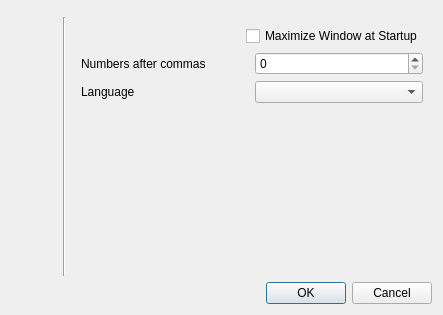
This is res/ui/preferences.ui in duniter/sakia as Qt 5 draws it before an edit. The edited form follows.
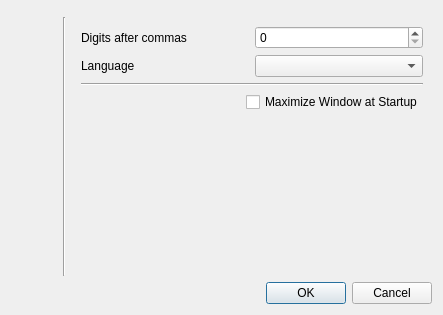
This is the edited form. The open tabs and pages were chosen to show the change. Icons and pictures are not drawn.

Commit message: Handling new preferences

Patch:
```diff
--- a/res/ui/preferences.ui
+++ b/res/ui/preferences.ui
@@ -176,36 +176,12 @@
        </widget>
        <widget class="QWidget" name="page_2">
         <layout class="QVBoxLayout" name="verticalLayout_2">
-         <item>
-          <layout class="QHBoxLayout" name="horizontalLayout_5">
-           <item>
-            <spacer name="horizontalSpacer_2">
-             <property name="orientation">
-              <enum>Qt::Horizontal</enum>
-             </property>
-             <property name="sizeHint" stdset="0">
-              <size>
-               <width>40</width>
-               <height>20</height>
-              </size>
-             </property>
-            </spacer>
-           </item>
-           <item>
-            <widget class="QCheckBox" name="checkBox_2">
-             <property name="text">
-              <string>Maximize Window at Startup</string>
-             </property>
-            </widget>
-           </item>
-          </layout>
-         </item>
          <item>
           <layout class="QHBoxLayout" name="horizontalLayout_6">
            <item>
             <widget class="QLabel" name="label_4">
              <property name="text">
-              <string>Numbers after commas </string>
+              <string>Digits after commas </string>
              </property>
             </widget>
            </item>
@@ -228,6 +204,37 @@
            </item>
           </layout>
          </item>
+         <item>
+          <widget class="Line" name="line_3">
+           <property name="orientation">
+            <enum>Qt::Horizontal</enum>
+           </property>
+          </widget>
+         </item>
+         <item>
+          <layout class="QHBoxLayout" name="horizontalLayout_5">
+           <item>
+            <spacer name="horizontalSpacer_2">
+             <property name="orientation">
+              <enum>Qt::Horizontal</enum>
+             </property>
+             <property name="sizeHint" stdset="0">
+              <size>
+               <width>40</width>
+               <height>20</height>
+              </size>
+             </property>
+            </spacer>
+           </item>
+           <item>
+            <widget class="QCheckBox" name="checkbox_maximize">
+             <property name="text">
+              <string>Maximize Window at Startup</string>
+             </property>
+            </widget>
+           </item>
+          </layout>
+         </item>
          <item>
           <spacer name="verticalSpacer_2">
            <property name="orientation">
```
Left out of the diff: 19 changed lines with no effect on the pictures. The commit also changes 4 other files.
